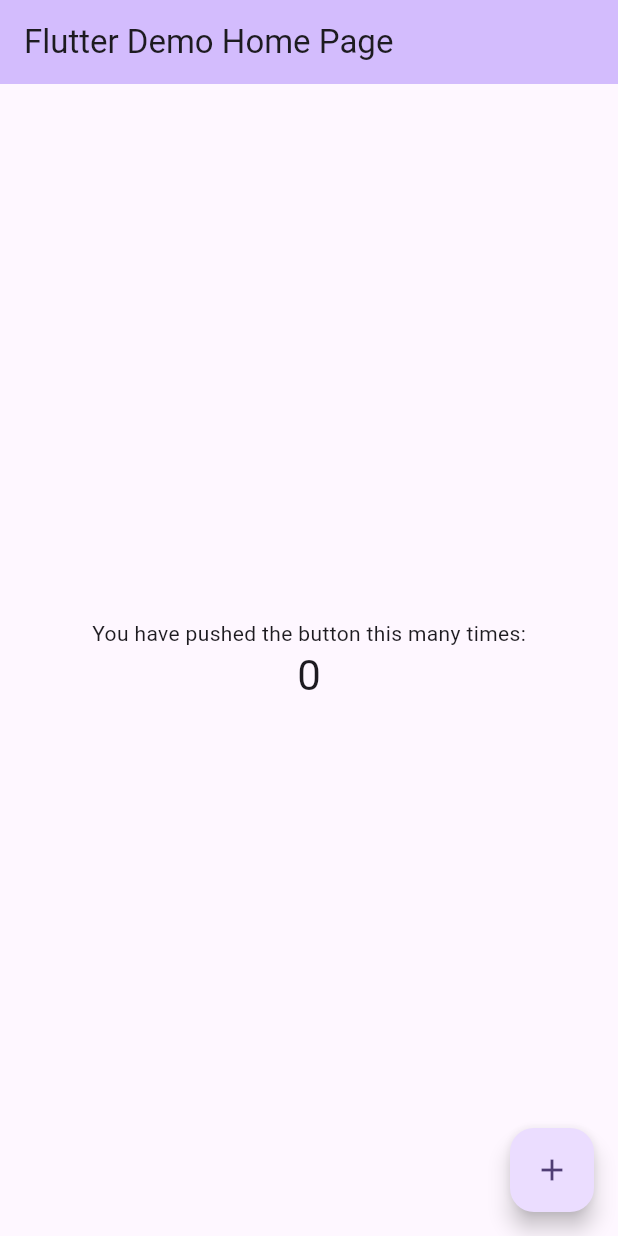
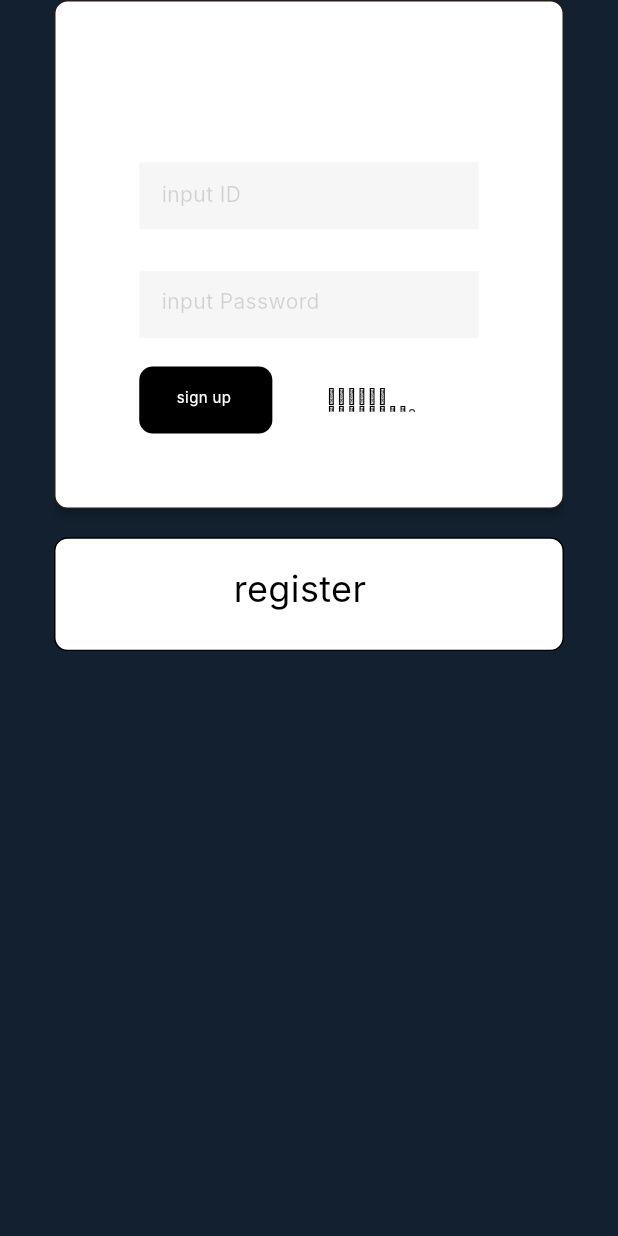
Before and after one commit to Hakhun-Do/Graduation_Project_Flutter, a Flutter app: the screen it shows after launch, on a phone screen of 412 x 824 dp. Run offline on Flutter 3.47's test engine with Material 3 defaults, Android fonts, the phone set to English and light mode, and no system bars; Roboto replaces fonts that are missing (Inter).

Commit message:
modified:   flutter_application/lib/main.dart 	new file:   flutter_application/lib/screens.dart 	modified:   flutter_application/test/widget_test.dart

```diff
--- a/flutter_application/lib/main.dart
+++ b/flutter_application/lib/main.dart
@@ -1,127 +1,28 @@
 import 'package:flutter/material.dart';
+import 'screens.dart';
 
 void main() {
-  runApp(const MyApp());
+  // 앱을 실행하는 main 함수
+  runApp(const FigmaToCodeApp());
 }
 
-class MyApp extends StatelessWidget {
-  const MyApp({super.key});
+class FigmaToCodeApp extends StatelessWidget {
+  const FigmaToCodeApp({super.key});
 
-  // This widget is the root of your application.
   @override
   Widget build(BuildContext context) {
+    // MaterialApp 위젯을 반환하여 앱의 테마와 홈 화면을 설정
     return MaterialApp(
-      title: 'Flutter Demo',
-      theme: ThemeData(
-        // This is the theme of your application.
-        //
-        // TRY THIS: Try running your application with "flutter run". You'll see
-        // the application has a purple toolbar. Then, without quitting the app,
-        // try changing the seedColor in the colorScheme below to Colors.green
-        // and then invoke "hot reload" (save your changes or press the "hot
-        // reload" button in a Flutter-supported IDE, or press "r" if you used
-        // the command line to start the app).
-        //
-        // Notice that the counter didn't reset back to zero; the application
-        // state is not lost during the reload. To reset the state, use hot
-        // restart instead.
-        //
-        // This works for code too, not just values: Most code changes can be
-        // tested with just a hot reload.
-        colorScheme: ColorScheme.fromSeed(seedColor: Colors.deepPurple),
-        useMaterial3: true,
+      // 다크 테마를 사용하고 배경색을 설정
+      theme: ThemeData.dark().copyWith(
+        scaffoldBackgroundColor: const Color.fromARGB(255, 18, 32, 47),
       ),
-      home: const MyHomePage(title: 'Flutter Demo Home Page'),
+      home: Scaffold(
+        // ListView를 사용하여 스크롤 가능한 목록을 생성
+        body: ListView(children: [
+          MainGroup(), // MainGroup 위젯을 호출하여 목록에 추가
+        ]),
+      ),
     );
   }
 }
-
-class MyHomePage extends StatefulWidget {
-  const MyHomePage({super.key, required this.title});
-
-  // This widget is the home page of your application. It is stateful, meaning
-  // that it has a State object (defined below) that contains fields that affect
-  // how it looks.
-
-  // This class is the configuration for the state. It holds the values (in this
-  // case the title) provided by the parent (in this case the App widget) and
-  // used by the build method of the State. Fields in a Widget subclass are
-  // always marked "final".
-
-  final String title;
-
-  @override
-  State<MyHomePage> createState() => _MyHomePageState();
-}
-
-class _MyHomePageState extends State<MyHomePage> {
-  int _counter = 0;
-
-  void _incrementCounter() {
-    setState(() {
-      // This call to setState tells the Flutter framework that something has
-      // changed in this State, which causes it to rerun the build method below
-      // so that the display can reflect the updated values. If we changed
-      // _counter without calling setState(), then the build method would not be
-      // called again, and so nothing would appear to happen.
-      _counter++;
-    });
-  }
-
-  @override
-  Widget build(BuildContext context) {
-    // This method is rerun every time setState is called, for instance as done
-    // by the _incrementCounter method above.
-    //
-    // The Flutter framework has been optimized to make rerunning build methods
-    // fast, so that you can just rebuild anything that needs updating rather
-    // than having to individually change instances of widgets.
-    return Scaffold(
-      appBar: AppBar(
-        // TRY THIS: Try changing the color here to a specific color (to
-        // Colors.amber, perhaps?) and trigger a hot reload to see the AppBar
-        // change color while the other colors stay the same.
-        backgroundColor: Theme.of(context).colorScheme.inversePrimary,
-        // Here we take the value from the MyHomePage object that was created by
-        // the App.build method, and use it to set our appbar title.
-        title: Text(widget.title),
-      ),
-      body: Center(
-        // Center is a layout widget. It takes a single child and positions it
-        // in the middle of the parent.
-        child: Column(
-          // Column is also a layout widget. It takes a list of children and
-          // arranges them vertically. By default, it sizes itself to fit its
-          // children horizontally, and tries to be as tall as its parent.
-          //
-          // Column has various properties to control how it sizes itself and
-          // how it positions its children. Here we use mainAxisAlignment to
-          // center the children vertically; the main axis here is the vertical
-          // axis because Columns are vertical (the cross axis would be
-          // horizontal).
-          //
-          // TRY THIS: Invoke "debug painting" (choose the "Toggle Debug Paint"
-          // action in the IDE, or press "p" in the console), to see the
-          // wireframe for each widget.
-          mainAxisAlignment: MainAxisAlignment.center,
-          children: <Widget>[
-            const Text(
-              'You have pushed the button this many times:',
-            ),
-            Text(
-              '$_counter',
-              style: Theme.of(context).textTheme.headlineMedium,
-            ),
-          ],
-        ),
-      ),
-      floatingActionButton: FloatingActionButton(
-        onPressed: _incrementCounter,
-        tooltip: 'Increment',
-        child: const Icon(Icons.add),
-      ), // This trailing comma makes auto-formatting nicer for build methods.
-    );
-  }
-}
-// hi bye
-// test1
--- /dev/null
+++ b/flutter_application/lib/screens.dart
@@ -0,0 +1,309 @@
+import 'package:flutter/material.dart';
+
+void main() {
+  runApp(const FigmaToCodeApp());
+}
+
+// Generated by: https://www.figma.com/community/plugin/842128343887142055/
+class FigmaToCodeApp extends StatelessWidget {
+  const FigmaToCodeApp({super.key});
+
+  @override
+  Widget build(BuildContext context) {
+    return MaterialApp(
+      theme: ThemeData.dark().copyWith(
+        scaffoldBackgroundColor: const Color.fromARGB(255, 18, 32, 47),
+      ),
+      home: Scaffold(
+        body: ListView(children: [
+          MainGroup(),
+        ]),
+      ),
+    );
+  }
+}
+
+class MainGroup extends StatelessWidget {
+  @override
+  Widget build(BuildContext context) {
+    return Column(
+      children: [
+        Container(
+          width: 340,
+          height: 434.11,
+          child: Stack(
+            children: [
+              Positioned(
+                left: 0,
+                top: 358.23,
+                child: Container(
+                  width: 340,
+                  height: 75.89,
+                  child: Stack(
+                    children: [
+                      Positioned(
+                        left: 0,
+                        top: 0,
+                        child: Container(
+                          width: 340,
+                          height: 75.89,
+                          decoration: ShapeDecoration(
+                            color: Colors.white,
+                            shape: RoundedRectangleBorder(
+                              side: BorderSide(
+                                  width: 1, color: Color(0xFF020000)),
+                              borderRadius: BorderRadius.circular(9),
+                            ),
+                          ),
+                        ),
+                      ),
+                      Positioned(
+                        left: 119.65,
+                        top: 20.09,
+                        child: SizedBox(
+                          width: 97.71,
+                          height: 30.13,
+                          child: SizedBox(
+                            width: 97.71,
+                            height: 30.13,
+                            child: Text(
+                              'register',
+                              style: TextStyle(
+                                color: Colors.black,
+                                fontSize: 24,
+                                fontFamily: 'Inter',
+                                fontWeight: FontWeight.w400,
+                                height: 1.21,
+                              ),
+                            ),
+                          ),
+                        ),
+                      ),
+                    ],
+                  ),
+                ),
+              ),
+              Positioned(
+                left: 0,
+                top: 0,
+                child: Container(
+                  width: 340,
+                  height: 339.26,
+                  child: Stack(
+                    children: [
+                      Positioned(
+                        left: 0,
+                        top: 0,
+                        child: Container(
+                          width: 340,
+                          height: 339.26,
+                          decoration: ShapeDecoration(
+                            color: Colors.white,
+                            shape: RoundedRectangleBorder(
+                              side: BorderSide(
+                                  width: 1, color: Color(0xFF261C1C)),
+                              borderRadius: BorderRadius.circular(9),
+                            ),
+                            shadows: [
+                              BoxShadow(
+                                color: Color(0x3F000000),
+                                blurRadius: 4,
+                                offset: Offset(0, 4),
+                                spreadRadius: 0,
+                              )
+                            ],
+                          ),
+                        ),
+                      ),
+                      Positioned(
+                        left: 56.83,
+                        top: 108.25,
+                        child: Container(
+                          width: 226.33,
+                          height: 180.79,
+                          child: Stack(
+                            children: [
+                              Positioned(
+                                left: 0,
+                                top: 136.15,
+                                child: Container(
+                                  width: 88.74,
+                                  height: 44.64,
+                                  decoration: ShapeDecoration(
+                                    color: Colors.black,
+                                    shape: RoundedRectangleBorder(
+                                        borderRadius: BorderRadius.circular(9)),
+                                  ),
+                                ),
+                              ),
+                              Positioned(
+                                left: 24.93,
+                                top: 150.66,
+                                child: SizedBox(
+                                  width: 37.89,
+                                  height: 18.97,
+                                  child: SizedBox(
+                                    width: 37.89,
+                                    height: 18.97,
+                                    child: Text(
+                                      'sign up',
+                                      style: TextStyle(
+                                        color: Colors.white,
+                                        fontSize: 10,
+                                        fontFamily: 'Inter',
+                                        fontWeight: FontWeight.w400,
+                                        height: 1.21,
+                                      ),
+                                    ),
+                                  ),
+                                ),
+                              ),
+                              Positioned(
+                                left: 0,
+                                top: 0,
+                                child: Container(
+                                  width: 226.33,
+                                  height: 44.64,
+                                  child: Stack(
+                                    children: [
+                                      Positioned(
+                                        left: 0,
+                                        top: 0,
+                                        child: Container(
+                                          width: 226.33,
+                                          height: 44.64,
+                                          decoration: BoxDecoration(
+                                              color: Color(0x4CE0E0E0)),
+                                        ),
+                                      ),
+                                      Positioned(
+                                        left: 14.96,
+                                        top: 12.28,
+                                        child: SizedBox(
+                                          width: 173.49,
+                                          height: 18.97,
+                                          child: SizedBox(
+                                            width: 173.49,
+                                            height: 18.97,
+                                            child: Text(
+                                              'input ID',
+                                              style: TextStyle(
+                                                color: Colors.black.withOpacity(
+                                                    0.15000000596046448),
+                                                fontSize: 14,
+                                                fontFamily: 'Inter',
+                                                fontWeight: FontWeight.w400,
+                                                height: 1.21,
+                                              ),
+                                            ),
+                                          ),
+                                        ),
+                                      ),
+                                    ],
+                                  ),
+                                ),
+                              ),
+                              Positioned(
+                                left: 0,
+                                top: 72.54,
+                                child: Container(
+                                  width: 226.33,
+                                  height: 44.64,
+                                  child: Stack(
+                                    children: [
+                                      Positioned(
+                                        left: 0,
+                                        top: 0,
+                                        child: Container(
+                                          width: 226.33,
+                                          height: 44.64,
+                                          decoration: BoxDecoration(
+                                              color: Color(0x4CE0E0E0)),
+                                        ),
+                                      ),
+                                      Positioned(
+                                        left: 14.96,
+                                        top: 11.16,
+                                        child: SizedBox(
+                                          width: 173.49,
+                                          height: 18.97,
+                                          child: SizedBox(
+                                            width: 173.49,
+                                            height: 18.97,
+                                            child: Text(
+                                              'input Password',
+                                              style: TextStyle(
+                                                color: Colors.black.withOpacity(
+                                                    0.15000000596046448),
+                                                fontSize: 14,
+                                                fontFamily: 'Inter',
+                                                fontWeight: FontWeight.w400,
+                                                height: 1.21,
+                                              ),
+                                            ),
+                                          ),
+                                        ),
+                                      ),
+                                    ],
+                                  ),
+                                ),
+                              ),
+                            ],
+                          ),
+                        ),
+                      ),
+                      Positioned(
+                        left: 165.51,
+                        top: 244.40,
+                        child: Container(
+                          width: 117.65,
+                          height: 44.64,
+                          child: Stack(
+                            children: [
+                              Positioned(
+                                left: 0,
+                                top: 0,
+                                child: Container(
+                                  width: 117.65,
+                                  height: 44.64,
+                                  decoration:
+                                      BoxDecoration(color: Color(0x00D9D9D9)),
+                                ),
+                              ),
+                              Positioned(
+                                left: 15.95,
+                                top: 13.39,
+                                child: SizedBox(
+                                  width: 86.74,
+                                  height: 16.74,
+                                  child: SizedBox(
+                                    width: 86.74,
+                                    height: 16.74,
+                                    child: Text(
+                                      '𝙛𝙤𝙧𝙜𝙤𝙩 𝙥𝙖𝙨𝙨𝙤𝙬𝙧𝙙?',
+                                      style: TextStyle(
+                                        color: Colors.black,
+                                        fontSize: 10,
+                                        fontFamily: 'Inter',
+                                        fontWeight: FontWeight.w400,
+                                        height: 1.21,
+                                      ),
+                                    ),
+                                  ),
+                                ),
+                              ),
+                            ],
+                          ),
+                        ),
+                      ),
+                    ],
+                  ),
+                ),
+              ),
+            ],
+          ),
+        ),
+      ],
+    );
+  }
+}
```
Also changed, not shown: 1 other file.
